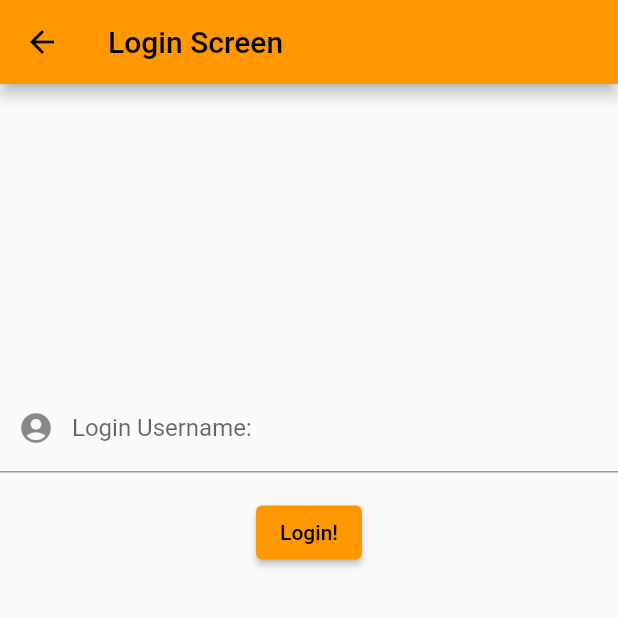
After one commit to expensive-garbage/KhongKevin-Carded_Mobile_Application, a Flutter app: the screen it shows after launch, after a tap on "Login Page", on a phone screen of 412 x 824 dp, the top half of it. The commit adds this screen. Run offline on Flutter 3.47's test engine with Material 2 defaults, Android fonts, the phone set to English and light mode, and no system bars.

Commit message:
navigation and login page implemented

```diff
--- /dev/null
+++ b/lib/login_screen.dart
@@ -0,0 +1,22 @@
+import 'package:flutter/material.dart';
+import 'username_text_field.dart';
+class LoginScreen extends StatelessWidget {
+
+  @override
+  Widget build(BuildContext context){
+    return Scaffold(
+      appBar: AppBar(title: Text("Login Screen")),
+      body:Center(
+        child: Column(
+          children: [
+            SizedBox(height: 200),
+            UsernameTextField(),
+
+            ElevatedButton(onPressed: () {  },
+          child: Text("Login!"))],
+        )
+      )
+    );
+  }
+
+}
--- a/lib/main.dart
+++ b/lib/main.dart
@@ -1,6 +1,6 @@
 import 'package:flutter/material.dart';
-import 'login_widget.dart';
-
+import 'username_text_field.dart';
+import 'login_screen.dart';
 void main() {
   runApp(const MyApp());
 }
@@ -33,7 +33,11 @@ class CardedHomePage extends StatelessWidget{
         appBar: AppBar(title: Text("Carded")),
         body: Column(children: <Widget>[
           SizedBox(height: 200),
-          LoginWidget(),
+          ElevatedButton( child: Text("Login Page"), onPressed:(){
+            Navigator.push(
+                context, MaterialPageRoute(
+                builder: (context) => LoginScreen()));
+          }),
           SizedBox(height: 50),
           NavigationButton(),
           SizedBox(height: 50),
--- a/lib/login_widget.dart
+++ b/lib/username_text_field.dart
@@ -1,13 +1,13 @@
 import 'package:flutter/material.dart';
 
 
-class LoginWidget extends StatefulWidget {
+class UsernameTextField extends StatefulWidget {
 
   @override
   _TextInputWidgetState createState() => _TextInputWidgetState();
 }
 
-class _TextInputWidgetState extends State<LoginWidget> {
+class _TextInputWidgetState extends State<UsernameTextField> {
   final controller = TextEditingController();
   String text = "";
   @override
```
